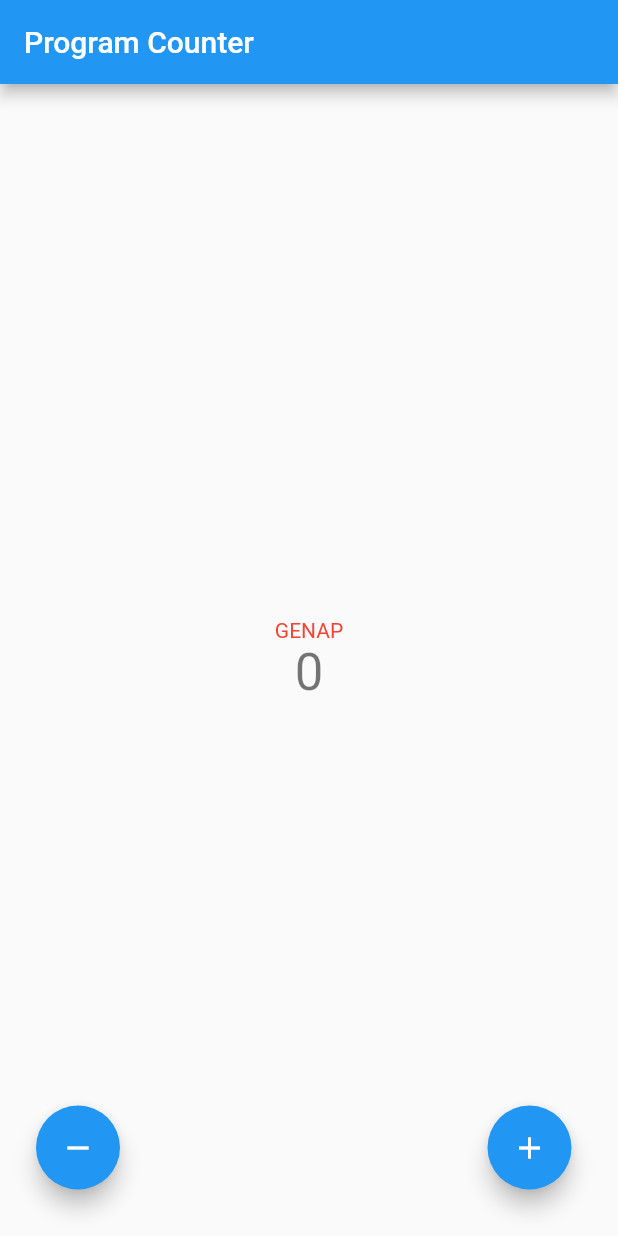
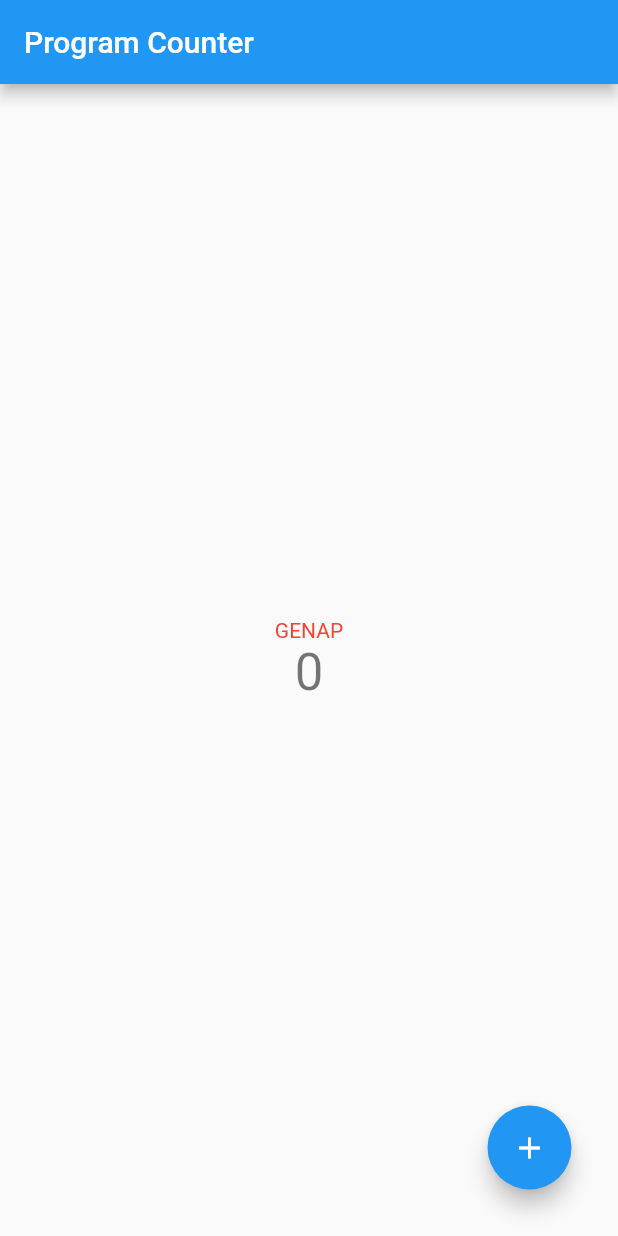
Before and after one commit to nailashfrni/pbp-flutter-lab, a Flutter app: the screen it shows after launch, after a tap on the "add" icon, after a tap on the "remove" icon, on a phone screen of 412 x 824 dp. Run offline on Flutter 3.47's test engine with Material 2 defaults, Android fonts, the phone set to English and light mode, and no system bars.

Commit message:
Add bonus

```diff
--- a/lib/main.dart
+++ b/lib/main.dart
@@ -50,6 +50,7 @@ class MyHomePage extends StatefulWidget {
 class _MyHomePageState extends State<MyHomePage> {
   int _counter = 0;
   String _status = "GENAP";
+  bool _isVisible = false;
 
   void _updateStatus() {
     if (_counter % 2 == 0) {
@@ -76,6 +77,9 @@ class _MyHomePageState extends State<MyHomePage> {
       // called again, and so nothing would appear to happen.
       _counter++;
       _updateStatus();
+      if (_counter != 0) {
+        _isVisible = true;
+      }
     });
   }
 
@@ -89,6 +93,8 @@ class _MyHomePageState extends State<MyHomePage> {
       if (_counter > 0) {
           _counter--;
           _updateStatus();
+      } if (_counter == 0) {
+          _isVisible = false;
       }
     });
   }
@@ -139,7 +145,9 @@ class _MyHomePageState extends State<MyHomePage> {
         ),
       ),
       floatingActionButton: Stack(children: <Widget>[
-        Container(
+        Visibility(
+          visible: _isVisible,
+          child: Container(
                   margin: const EdgeInsets.only(
                               left: 40,
                               top: 15,
@@ -152,6 +160,7 @@ class _MyHomePageState extends State<MyHomePage> {
                             onPressed: _decrementCounter,
                             tooltip: 'Decrement',
                             child: const Icon(Icons.remove),
+                        ),
                 ),
         ),
         Container(
```
Lines whose indentation alone changed are shown as unchanged.
